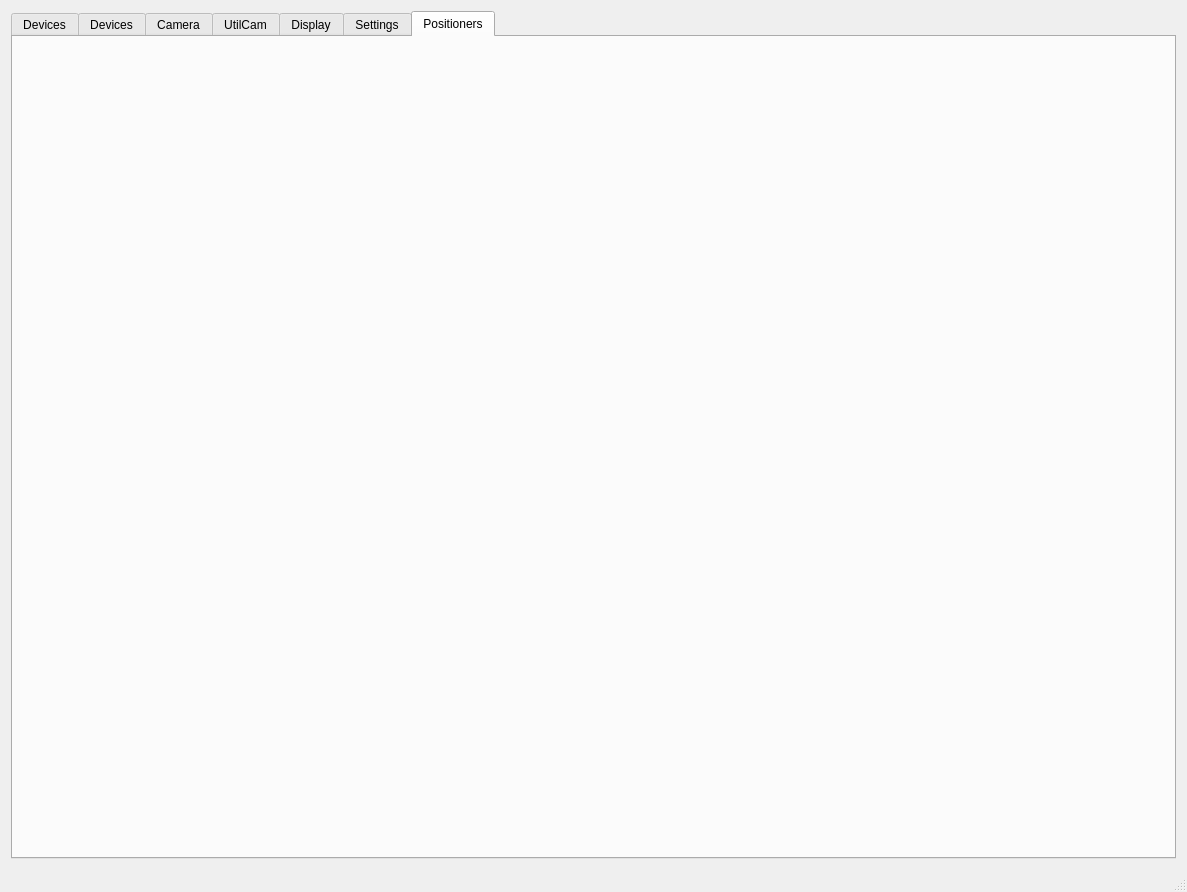
First picture: the form in GUI/mainwindow.ui, repository mvxe/MLA-CS, before the edit.
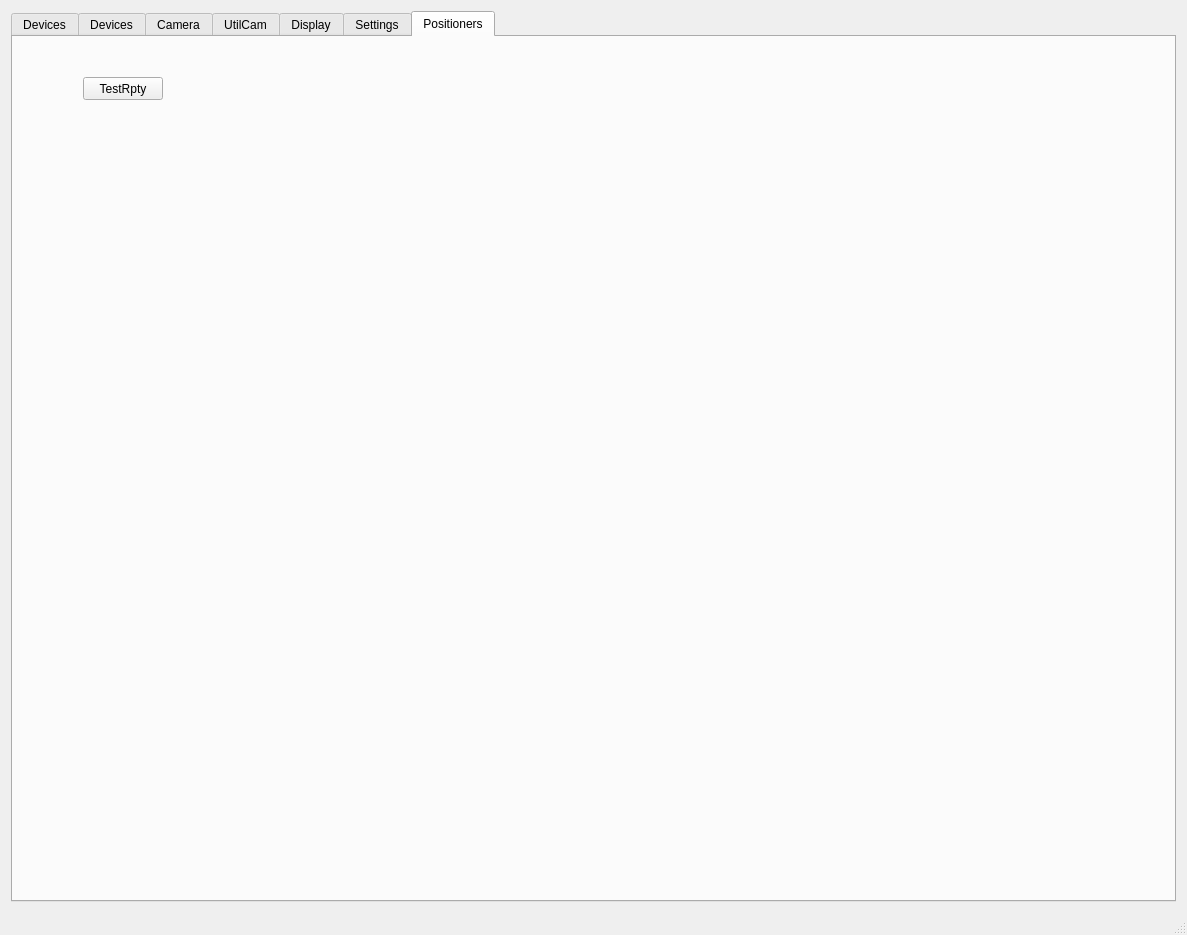
Second picture: the form after the edit. The open tabs and pages were chosen to show the change. Icons and pictures are not drawn. Custom widgets are drawn as their Qt base class.

Commit message: added some tcp communication functions, wrote red pitaya communication functions for mvcrc queue rpty code

The edit to the form file:
```diff
--- a/GUI/mainwindow.ui
+++ b/GUI/mainwindow.ui
@@ -7,7 +7,7 @@
     <x>0</x>
     <y>0</y>
     <width>1187</width>
-    <height>829</height>
+    <height>935</height>
    </rect>
   </property>
   <property name="sizePolicy">
@@ -1994,6 +1994,19 @@
        <attribute name="title">
         <string>Positioners</string>
        </attribute>
+       <widget class="QPushButton" name="pushButton_11">
+        <property name="geometry">
+         <rect>
+          <x>70</x>
+          <y>40</y>
+          <width>80</width>
+          <height>23</height>
+         </rect>
+        </property>
+        <property name="text">
+         <string>TestRpty</string>
+        </property>
+       </widget>
       </widget>
      </widget>
     </item>
```
The commit also changes 9 other files.
